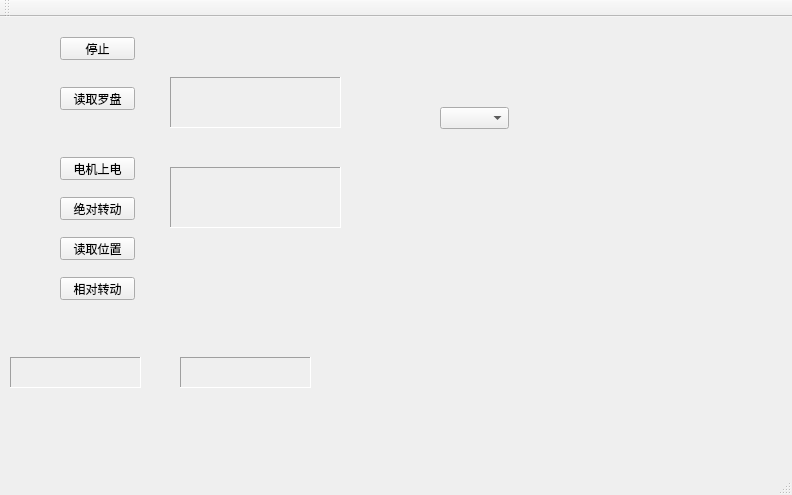
Qt form combine-8-2/mainwindow.ui (Bitzhaomeng/combine) before a commit.
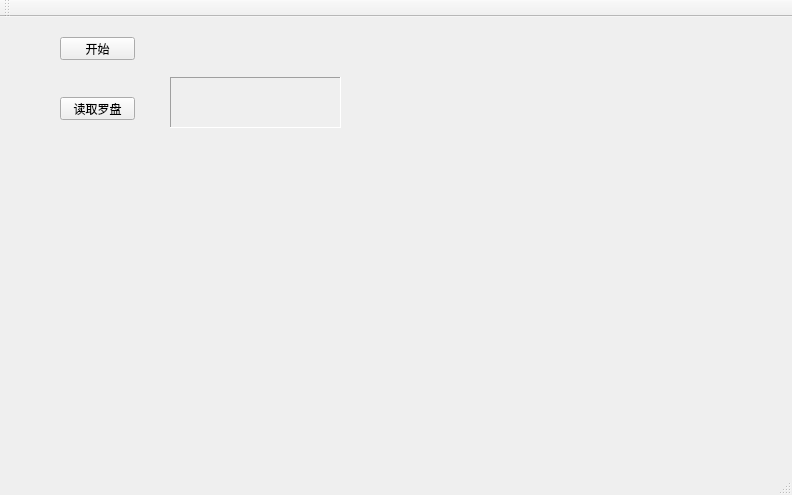
The same form after that commit.

Diff of the .ui file:
```diff
--- a/combine-8-2/mainwindow.ui
+++ b/combine-8-2/mainwindow.ui
@@ -18,7 +18,7 @@
     <property name="geometry">
      <rect>
       <x>60</x>
-      <y>70</y>
+      <y>80</y>
       <width>75</width>
       <height>23</height>
      </rect>
@@ -37,7 +37,7 @@
      </rect>
     </property>
     <property name="text">
-     <string>停止</string>
+     <string>开始</string>
     </property>
    </widget>
    <widget class="QLabel" name="compassText">
@@ -59,125 +59,6 @@
      <string/>
     </property>
    </widget>
-   <widget class="QPushButton" name="motorPrepareButton">
-    <property name="geometry">
-     <rect>
-      <x>60</x>
-      <y>140</y>
-      <width>75</width>
-      <height>23</height>
-     </rect>
-    </property>
-    <property name="text">
-     <string>电机上电</string>
-    </property>
-   </widget>
-   <widget class="QPushButton" name="motorMoveButton">
-    <property name="geometry">
-     <rect>
-      <x>60</x>
-      <y>180</y>
-      <width>75</width>
-      <height>23</height>
-     </rect>
-    </property>
-    <property name="text">
-     <string>绝对转动</string>
-    </property>
-   </widget>
-   <widget class="QPushButton" name="motorReadButton">
-    <property name="geometry">
-     <rect>
-      <x>60</x>
-      <y>220</y>
-      <width>75</width>
-      <height>23</height>
-     </rect>
-    </property>
-    <property name="text">
-     <string>读取位置</string>
-    </property>
-   </widget>
-   <widget class="QLabel" name="motorText">
-    <property name="geometry">
-     <rect>
-      <x>170</x>
-      <y>150</y>
-      <width>171</width>
-      <height>61</height>
-     </rect>
-    </property>
-    <property name="frameShape">
-     <enum>QFrame::Panel</enum>
-    </property>
-    <property name="frameShadow">
-     <enum>QFrame::Sunken</enum>
-    </property>
-    <property name="text">
-     <string/>
-    </property>
-   </widget>
-   <widget class="QLabel" name="compassState">
-    <property name="geometry">
-     <rect>
-      <x>10</x>
-      <y>340</y>
-      <width>131</width>
-      <height>31</height>
-     </rect>
-    </property>
-    <property name="frameShape">
-     <enum>QFrame::Panel</enum>
-    </property>
-    <property name="frameShadow">
-     <enum>QFrame::Sunken</enum>
-    </property>
-    <property name="text">
-     <string/>
-    </property>
-   </widget>
-   <widget class="QLabel" name="motorState">
-    <property name="geometry">
-     <rect>
-      <x>180</x>
-      <y>340</y>
-      <width>131</width>
-      <height>31</height>
-     </rect>
-    </property>
-    <property name="frameShape">
-     <enum>QFrame::Panel</enum>
-    </property>
-    <property name="frameShadow">
-     <enum>QFrame::Sunken</enum>
-    </property>
-    <property name="text">
-     <string/>
-    </property>
-   </widget>
-   <widget class="QComboBox" name="comboBox">
-    <property name="geometry">
-     <rect>
-      <x>440</x>
-      <y>90</y>
-      <width>69</width>
-      <height>22</height>
-     </rect>
-    </property>
-   </widget>
-   <widget class="QPushButton" name="RelativeMoveButton">
-    <property name="geometry">
-     <rect>
-      <x>60</x>
-      <y>260</y>
-      <width>75</width>
-      <height>23</height>
-     </rect>
-    </property>
-    <property name="text">
-     <string>相对转动</string>
-    </property>
-   </widget>
   </widget>
   <widget class="QMenuBar" name="menuBar">
    <property name="geometry">
```
Left out of the diff: 2 changed lines with no effect on the pictures.
